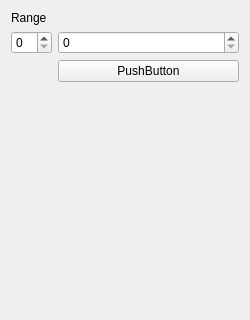
Above: Alames/forms/leftwidget.ui from KLZ-0/Alames before the change; both pictures show x 0 to 250 and y 0 to 320 of the 250 by 517 pixel window. Below: the same form after it.
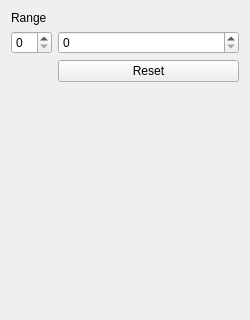
That is the form after the change.

Commit message: Bug fixes + removed old scope references + trigger left widget update after mouseEvent happens

The edit to the form file:
```diff
--- a/Alames/forms/leftwidget.ui
+++ b/Alames/forms/leftwidget.ui
@@ -55,7 +55,7 @@
    <item row="2" column="1">
     <widget class="QPushButton" name="resetButton">
      <property name="text">
-      <string>PushButton</string>
+      <string>Reset</string>
      </property>
     </widget>
    </item>
```
The commit also changes 5 other files.
